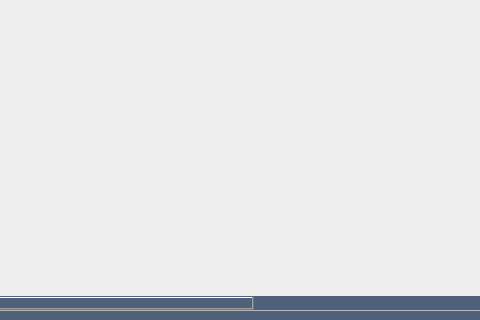
The window that ui/tabel.ui (QuertyCube/NFTFactory) describes before a commit, drawn with Qt 5; both pictures show x 96 to 576 and y 240 to 560 of the 700 by 560 pixel window.
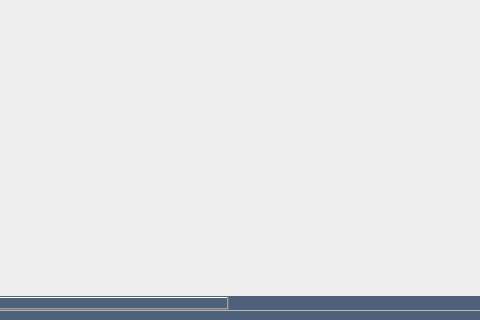
The same window after the commit.

Patch:
```diff
--- a/ui/tabel.ui
+++ b/ui/tabel.ui
@@ -109,6 +109,11 @@
       <string>Type of</string>
      </property>
     </column>
+    <column>
+     <property name="text">
+      <string>TXID (url)</string>
+     </property>
+    </column>
    </widget>
    <widget class="QLabel" name="label_mainmenu">
     <property name="geometry">
```
